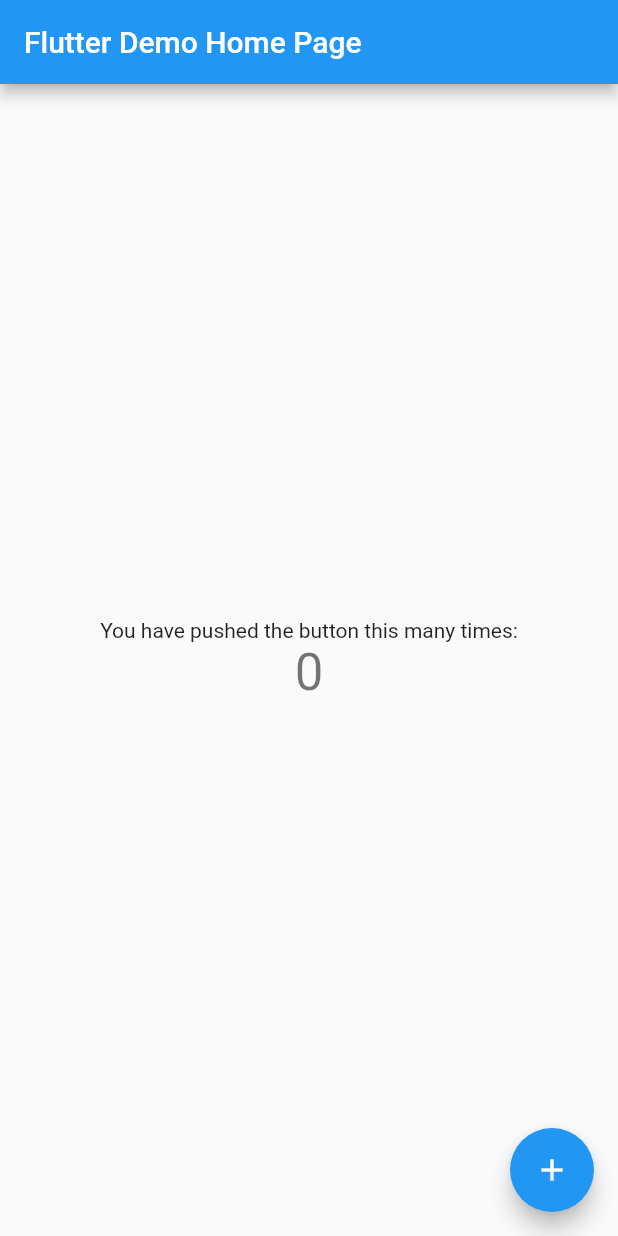
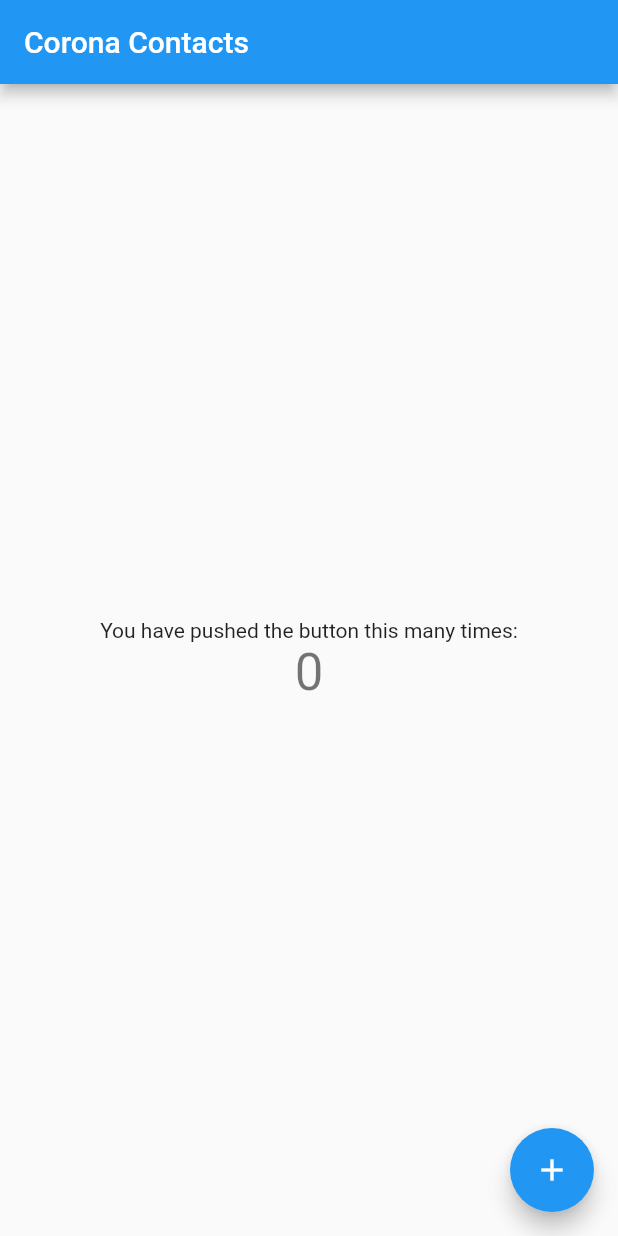
Before and after one commit to karlgrossmann/coronacontacts, a Flutter app: the screen it shows after launch, on a phone screen of 412 x 824 dp. Run offline on Flutter 3.47's test engine with Material 2 defaults, Android fonts, the phone set to English and light mode, and no system bars.

Commit message:
firebase 2nd commit

```diff
--- a/lib/main.dart
+++ b/lib/main.dart
@@ -9,7 +9,7 @@ class MyApp extends StatelessWidget {
   @override
   Widget build(BuildContext context) {
     return MaterialApp(
-      title: 'Flutter Demo',
+      title: 'Corona Contacts',
       theme: ThemeData(
         // This is the theme of your application.
         //
@@ -26,7 +26,7 @@ class MyApp extends StatelessWidget {
         // closer together (more dense) than on mobile platforms.
         visualDensity: VisualDensity.adaptivePlatformDensity,
       ),
-      home: MyHomePage(title: 'Flutter Demo Home Page'),
+      home: MyHomePage(title: 'Corona Contacts'),
     );
   }
 }
```
Also changed, not shown: 1 other file.
